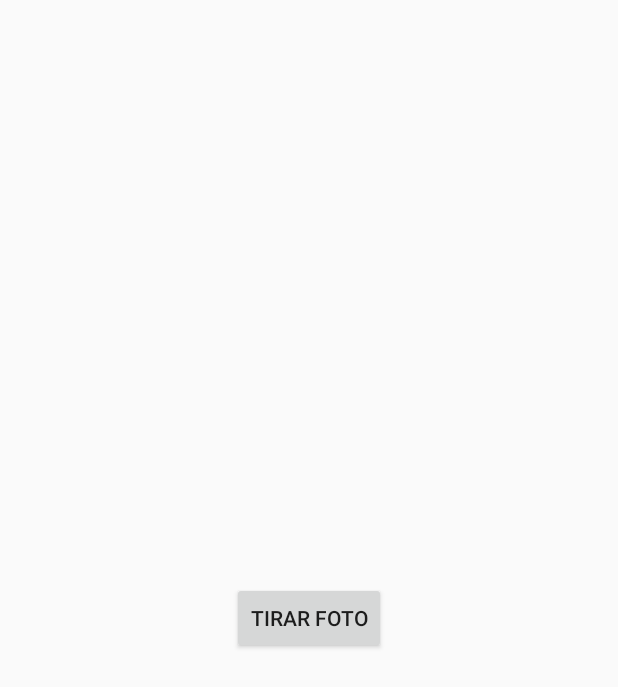
After one commit to DenilsonDonolato/EstudosAndroid, an Android app: the Camera screen opened directly, with no data from a screen before it, on a phone screen of 412 x 824 dp. The commit adds this screen. Shown: the top 687 px of the screen. Run offline under Robolectric (Android 15) with nearby library versions, the phone set to English and light mode, and no system bars.

Commit message:
Teste iniciais camera

```diff
--- a/app/src/main/AndroidManifest.xml
+++ b/app/src/main/AndroidManifest.xml
@@ -5,6 +5,8 @@
     <uses-permission android:name="android.permission.INTERNET"/>
     <uses-permission android:name="android.permission.ACCESS_FINE_LOCATION"/>
     <uses-permission android:name="android.permission.ACCESS_COARSE_LOCATION"/>
+    <uses-feature android:name="android.hardware.camera"
+        android:required="true" />
 
     <application
         android:allowBackup="true"
@@ -27,6 +29,9 @@
         <activity
             android:name=".Internet"
             android:label="Internet Activity"/>
+        <activity
+            android:name=".Camera"
+            android:label="Camera Activity"/>
     </application>
 
 </manifest>
--- /dev/null
+++ b/app/src/main/java/com/example/funcionalidades/Camera.java
@@ -0,0 +1,39 @@
+package com.example.funcionalidades;
+
+import android.app.Activity;
+import android.content.Intent;
+import android.os.Bundle;
+import android.provider.MediaStore;
+import android.view.View;
+import android.widget.Button;
+
+
+public class Camera extends Activity {
+
+    static final int REQUEST_IMAGE_CAPTURE = 1;
+    private Button buttonFoto;
+
+    @Override
+    public void onCreate(Bundle savedInstanceState) {
+        super.onCreate(savedInstanceState);
+        setContentView(R.layout.activity_camera);
+
+        buttonFoto = findViewById(R.id.buttonFoto);
+        buttonFoto.setOnClickListener(new View.OnClickListener() {
+            @Override
+            public void onClick(View v) {
+                dispatchTakePictureIntent();
+            }
+        });
+
+    }
+
+    private void dispatchTakePictureIntent() {
+        Intent takePictureIntent = new Intent(MediaStore.ACTION_IMAGE_CAPTURE);
+        if (takePictureIntent.resolveActivity(getPackageManager()) != null) {
+            startActivityForResult(takePictureIntent, REQUEST_IMAGE_CAPTURE);
+        }
+    }
+
+
+}
--- /dev/null
+++ b/app/src/main/res/layout/activity_camera.xml
@@ -0,0 +1,20 @@
+<?xml version="1.0" encoding="utf-8"?>
+<androidx.constraintlayout.widget.ConstraintLayout
+    xmlns:android="http://schemas.android.com/apk/res/android"
+    xmlns:app="http://schemas.android.com/apk/res-auto"
+    xmlns:tools="http://schemas.android.com/tools"
+    android:layout_width="match_parent"
+    android:layout_height="match_parent"
+    tools:context=".Camera">
+
+    <Button
+        android:layout_width="wrap_content"
+        android:layout_height="wrap_content"
+        android:text="Tirar Foto"
+        android:id="@+id/buttonFoto"
+        app:layout_constraintTop_toTopOf="parent"
+        app:layout_constraintLeft_toLeftOf="parent"
+        app:layout_constraintRight_toRightOf="parent"
+        app:layout_constraintBottom_toBottomOf="parent" />
+
+</androidx.constraintlayout.widget.ConstraintLayout>
```
Also changed, not shown: app/src/main/java/com/example/funcionalidades/MainActivity.java (+10 -0 lines).
